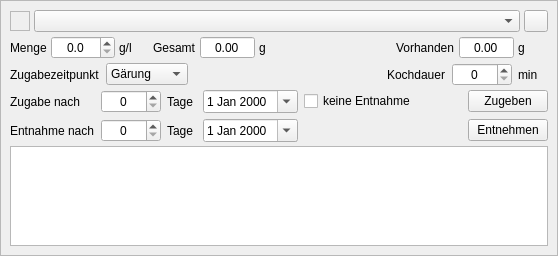
Above: kleiner-brauhelfer/widgets/wdgweiterezutatgabe.ui from kleiner-brauhelfer/kleiner-brauhelfer-2 before the change. Below: the same form after it.
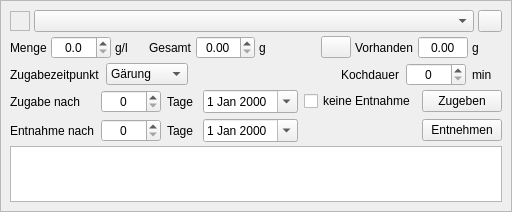
That is the form after the change. Icons and pictures are not drawn. Custom widgets are drawn as their Qt base class.

What changed in the file:
```diff
--- a/kleiner-brauhelfer/widgets/wdgweiterezutatgabe.ui
+++ b/kleiner-brauhelfer/widgets/wdgweiterezutatgabe.ui
@@ -6,8 +6,8 @@
    <rect>
     <x>0</x>
     <y>0</y>
-    <width>558</width>
-    <height>256</height>
+    <width>482</width>
+    <height>212</height>
    </rect>
   </property>
   <property name="autoFillBackground">
@@ -183,12 +183,6 @@
           <property name="alignment">
            <set>Qt::AlignCenter</set>
           </property>
-          <property name="readOnly">
-           <bool>true</bool>
-          </property>
-          <property name="buttonSymbols">
-           <enum>QAbstractSpinBox::NoButtons</enum>
-          </property>
           <property name="decimals">
            <number>2</number>
           </property>
@@ -229,6 +223,26 @@
           </property>
          </spacer>
         </item>
+        <item>
+         <widget class="QPushButton" name="btnAufbrauchen">
+          <property name="minimumSize">
+           <size>
+            <width>30</width>
+            <height>22</height>
+           </size>
+          </property>
+          <property name="maximumSize">
+           <size>
+            <width>30</width>
+            <height>22</height>
+           </size>
+          </property>
+          <property name="icon">
+           <iconset resource="../images.qrc">
+            <normaloff>:/images/uebertrag_links.svg</normaloff>:/images/uebertrag_links.svg</iconset>
+          </property>
+         </widget>
+        </item>
         <item>
          <widget class="QLabel" name="lblVorhanden">
           <property name="text">
@@ -568,6 +582,11 @@
   </layout>
  </widget>
  <customwidgets>
+  <customwidget>
+   <class>ComboBox</class>
+   <extends>QComboBox</extends>
+   <header>widgets/combobox.h</header>
+  </customwidget>
   <customwidget>
    <class>DoubleSpinBox</class>
    <extends>QDoubleSpinBox</extends>
@@ -578,11 +597,6 @@
    <extends>QSpinBox</extends>
    <header>widgets/spinbox.h</header>
   </customwidget>
-  <customwidget>
-   <class>ComboBox</class>
-   <extends>QComboBox</extends>
-   <header>widgets/combobox.h</header>
-  </customwidget>
   <customwidget>
    <class>DateEdit</class>
    <extends>QDateEdit</extends>
```
